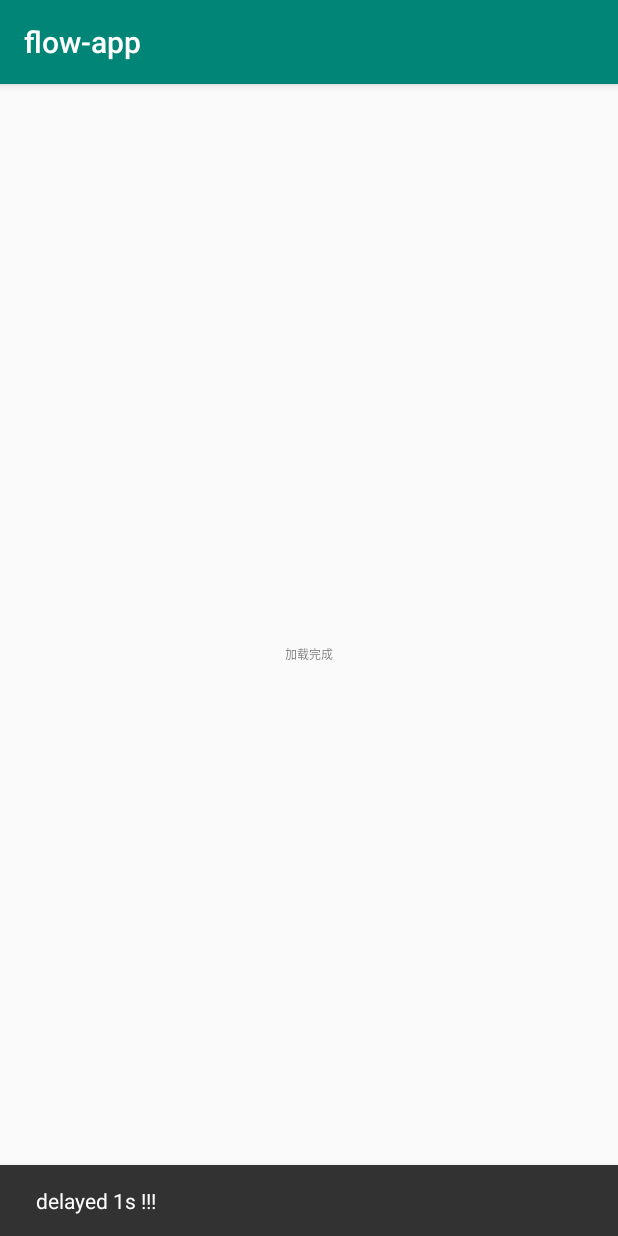
After one commit to Ayvytr/Flow, an Android app: the ViewPagerActivity screen opened directly, with no data from a screen before it, on a phone screen of 412 x 824 dp. The commit adds this screen. Run offline under Robolectric (Android 15) with nearby library versions, the phone set to English and light mode, and no system bars; libraries missing offline, so code that uses them is left out: com.ayvytr.ktx.

Commit message:
修改[initViewModel]，保证[viewModel]初始化成功

```diff
--- a/app/src/main/AndroidManifest.xml
+++ b/app/src/main/AndroidManifest.xml
@@ -13,6 +13,9 @@
         android:label="@string/app_name"
         android:roundIcon="@mipmap/ic_launcher_round"
         android:theme="@style/AppTheme">
+        <activity
+            android:name=".basevm.ViewPagerActivity"
+            android:exported="false" />
         <activity
             android:name=".lazy.LazyLoadActivity"
             android:exported="false" />
--- /dev/null
+++ b/app/src/main/java/com/ayvytr/flowapp/basevm/ViewPagerActivity.kt
@@ -0,0 +1,48 @@
+package com.ayvytr.flowapp.basevm
+
+import android.os.Bundle
+import androidx.fragment.app.Fragment
+import androidx.fragment.app.FragmentPagerAdapter
+import com.ayvytr.flow.BaseActivity
+import com.ayvytr.flow.base.IView
+import com.ayvytr.flow.vm.BaseViewModel
+import com.ayvytr.flowapp.R
+import kotlinx.android.synthetic.main.activity_vp.*
+import kotlinx.coroutines.Dispatchers
+import kotlinx.coroutines.delay
+import kotlinx.coroutines.launch
+import kotlinx.coroutines.withContext
+
+class ViewPagerActivity: BaseActivity<BaseViewModel<IView>>() {
+    override fun onCreate(savedInstanceState: Bundle?) {
+        super.onCreate(savedInstanceState)
+        setContentView(R.layout.activity_vp)
+    }
+
+    override fun initView(savedInstanceState: Bundle?) {
+        val list = listOf(ViewPagerFragment(), ViewPagerFragment(), ViewPagerFragment())
+        vp.adapter = object: FragmentPagerAdapter(supportFragmentManager) {
+            override fun getCount(): Int {
+                return list.size
+            }
+
+            override fun getItem(position: Int): Fragment {
+                return list[position]
+            }
+
+            override fun getPageTitle(position: Int): CharSequence? {
+                return position.toString()
+            }
+        }
+    }
+
+
+    override fun initData(savedInstanceState: Bundle?) {
+        viewModel.launch {
+            delay(1000)
+            withContext(Dispatchers.Main) {
+                showMessage("delayed 1s !!!")
+            }
+        }
+    }
+}
--- /dev/null
+++ b/app/src/main/java/com/ayvytr/flowapp/basevm/ViewPagerFragment.kt
@@ -0,0 +1,22 @@
+package com.ayvytr.flowapp.basevm
+
+import android.os.Bundle
+import com.ayvytr.flow.BaseFragment
+import com.ayvytr.flow.base.IView
+import com.ayvytr.flow.vm.BaseViewModel
+import com.ayvytr.flowapp.R
+import kotlinx.android.synthetic.main.fragment_lazy.*
+
+/**
+ * @author Administrator
+ */
+class ViewPagerFragment: BaseFragment<BaseViewModel<IView>>() {
+    override fun getContentViewRes(): Int {
+        return R.layout.fragment_lazy
+    }
+
+    override fun initData(savedInstanceState: Bundle?) {
+        tv.text = "加载完成"
+    }
+
+}
--- a/app/src/main/java/com/ayvytr/flowapp/test/TestActivity.kt
+++ b/app/src/main/java/com/ayvytr/flowapp/test/TestActivity.kt
@@ -5,6 +5,7 @@ import android.os.Bundle
 import androidx.appcompat.app.AppCompatActivity
 import com.ayvytr.flowapp.R
 import com.ayvytr.flowapp.lazy.LazyLoadActivity
+import com.ayvytr.flowapp.basevm.ViewPagerActivity
 import com.ayvytr.flowapp.wanandroid.WanAndroidActivity
 import com.ayvytr.flowapp.wanandroid.WanAndroidListActivity
 import com.ayvytr.ktx.ui.getContext
@@ -31,6 +32,10 @@ class TestActivity: AppCompatActivity() {
             startActivity(Intent(getContext(), LazyLoadActivity::class.java))
         }
 
+        btn_vp.onClick {
+            startActivity(Intent(getContext(), ViewPagerActivity::class.java))
+        }
+
         L.e(this.javaClass.genericSuperclass)
     }
 
--- a/app/src/main/res/layout/activity_test.xml
+++ b/app/src/main/res/layout/activity_test.xml
@@ -33,4 +33,11 @@
         android:layout_height="wrap_content"
         android:layout_marginTop="@dimen/_10dp"
         android:text="打开LazyLoadActivity" />
+
+    <Button
+        android:id="@+id/btn_vp"
+        android:layout_width="match_parent"
+        android:layout_height="wrap_content"
+        android:layout_marginTop="@dimen/_10dp"
+        android:text="打开ViewPagerActivity" />
 </LinearLayout>
--- /dev/null
+++ b/app/src/main/res/layout/activity_vp.xml
@@ -0,0 +1,18 @@
+<?xml version="1.0" encoding="utf-8"?>
+<LinearLayout
+    xmlns:android="http://schemas.android.com/apk/res/android"
+    android:layout_width="match_parent"
+    android:layout_height="match_parent"
+    android:orientation="vertical">
+
+    <androidx.viewpager.widget.ViewPager
+        android:id="@+id/vp"
+        android:layout_width="match_parent"
+        android:layout_height="@dimen/_0dp"
+        android:layout_weight="1" />
+
+    <com.google.android.material.tabs.TabLayout
+        android:id="@+id/tl"
+        android:layout_width="match_parent"
+        android:layout_height="@dimen/_50dp" />
+</LinearLayout>
--- a/flow/src/main/java/com/ayvytr/flow/BaseActivity.kt
+++ b/flow/src/main/java/com/ayvytr/flow/BaseActivity.kt
@@ -12,6 +12,7 @@ import com.ayvytr.flow.vm.BaseViewModel
 /**
  * [BaseActivity].
  * @author Ayvytr ['s GitHub](https://github.com/Ayvytr)
+ * @since 0.1.0 修改[initViewModel]，保证[viewModel]初始化成功（解决泛型信息缺失导致的[getVmClass]异常问题）
  * @since 0.0.1
  */
 open class BaseActivity<T: BaseViewModel<IView>>: AppCompatActivity(), IView {
@@ -42,21 +43,26 @@ open class BaseActivity<T: BaseViewModel<IView>>: AppCompatActivity(), IView {
     }
 
     /**
-     * 应该尽早用，至少可以在[initData]里写网络请求
+     * 初始化[viewModel]
+     * @since 0.1.0 解决泛型信息缺失导致的[getVmClass]异常问题
      */
     open fun initViewModel() {
-        viewModel = ViewModelProvider(this)[getViewModelClass()]
+        viewModel = try {
+            ViewModelProvider(this)[getViewModelClass()]
+        } catch (e: Exception) {
+            ViewModelProvider(this)[BaseViewModel::class.java] as T
+        }
         viewModel.setIView(this)
     }
 
     /**
      * 如果继承的子类传入的泛型不是[BaseViewModel],需要重写这个方法，提供自定义的[BaseViewModel]子类.
      *
-     * 注意：[getVmClass]报如下错时需要重写这个方法显式指明[T]的类型（这个情况是继承多层Fragment后没有获取到
-     * 泛型导致的）：
+     * 注意：[getVmClass]报如下错时需要重写这个方法显式指明[T]的类型（这个情况是继承多层后没有获取到
+     * 泛型信息导致的）：
      * ClassCastException: java.lang.Class cannot be cast to java.lang.reflect.ParameterizedType
      */
-    protected open fun getViewModelClass(): Class<T> {
+    private fun getViewModelClass(): Class<T> {
         return getVmClass(this) as Class<T>
     }
 
--- a/flow/src/main/java/com/ayvytr/flow/BaseFragment.kt
+++ b/flow/src/main/java/com/ayvytr/flow/BaseFragment.kt
@@ -76,16 +76,23 @@ abstract class BaseFragment<T: BaseViewModel<IView>>: Fragment(), IView {
     /**
      * 如果继承的子类传入的泛型不是[BaseViewModel],需要重写这个方法，提供自定义的[BaseViewModel]子类.
      *
-     * 注意：[getVmClass]报如下错时需要重写这个方法显式指明[T]的类型（这个情况是继承多层Fragment后没有获取到
-     * 泛型导致的）：
+     * 注意：[getVmClass]报如下错时需要重写这个方法显式指明[T]的类型（这个情况是继承多层后没有获取到
+     * 泛型信息导致的）：
      * ClassCastException: java.lang.Class cannot be cast to java.lang.reflect.ParameterizedType
      */
-    protected open fun getViewModelClass(): Class<T> {
+    private fun getViewModelClass(): Class<T> {
         return getVmClass(this) as Class<T>
     }
 
+    /**
+     * 初始化[viewModel]
+     */
     open fun initViewModel() {
-        viewModel = ViewModelProvider(this)[getViewModelClass()]
+        viewModel = try {
+            ViewModelProvider(this)[getViewModelClass()]
+        } catch (e: Exception) {
+            ViewModelProvider(this)[BaseViewModel::class.java] as T
+        }
         viewModel.setIView(this)
     }
 
```
